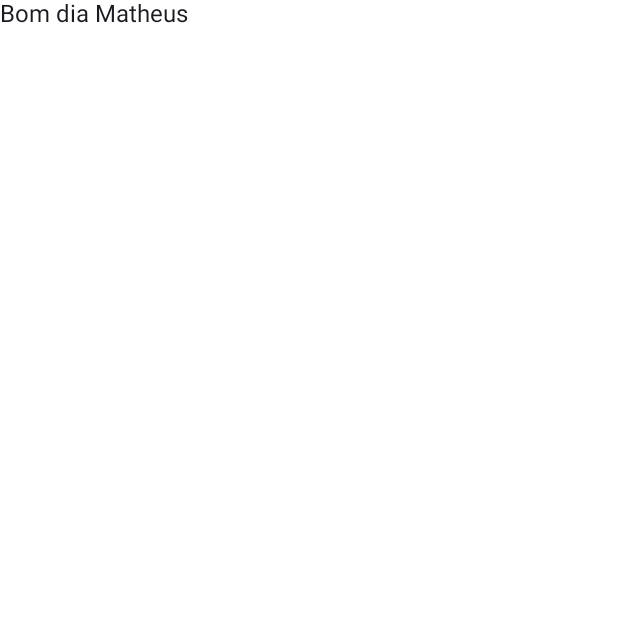
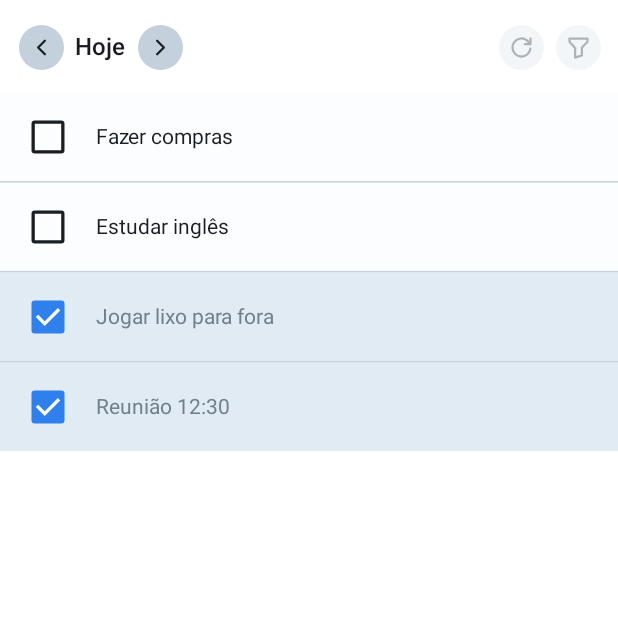
Before and after one commit to matheusjuan1/todolist-android, an Android app built with Jetpack Compose: the HomeScreen screen opened through its navigation route, on a phone screen of 412 x 824 dp, the top half of it. Before the commit the part shown is almost empty. Run offline under Robolectric (Android 15) with nearby library versions, the phone set to English and light mode, and no system bars.

Commit message:
FEAT[Home] Adiciona layout da tela home

```diff
--- a/app/src/main/java/br/com/matheusjuan/todolist/routes/AppNavigation.kt
+++ b/app/src/main/java/br/com/matheusjuan/todolist/routes/AppNavigation.kt
@@ -15,7 +15,11 @@ fun AppNavigation(navController: NavHostController = rememberNavController()) {
         startDestination = Splash
     ) {
         composable<Splash> {
-            SplashScreen()
+            SplashScreen(
+                onNavigateToNextScreen = {
+                    navController.navigate(Home)
+                }
+            )
         }
 
         composable<Home> {
--- a/app/src/main/java/br/com/matheusjuan/todolist/ui/screens/home/HomeScreen.kt
+++ b/app/src/main/java/br/com/matheusjuan/todolist/ui/screens/home/HomeScreen.kt
@@ -1,29 +1,92 @@
 package br.com.matheusjuan.todolist.ui.screens.home
 
 import androidx.compose.foundation.background
+import androidx.compose.foundation.layout.Arrangement
 import androidx.compose.foundation.layout.Box
 import androidx.compose.foundation.layout.Column
+import androidx.compose.foundation.layout.Row
 import androidx.compose.foundation.layout.fillMaxSize
+import androidx.compose.foundation.layout.fillMaxWidth
+import androidx.compose.foundation.layout.padding
 import androidx.compose.material3.Text
 import androidx.compose.runtime.Composable
+import androidx.compose.ui.Alignment
 import androidx.compose.ui.Modifier
 import androidx.compose.ui.graphics.Color
 import androidx.compose.ui.tooling.preview.Preview
+import androidx.compose.ui.unit.dp
+import br.com.matheusjuan.todolist.R
+import br.com.matheusjuan.todolist.data.model.Task
+import br.com.matheusjuan.todolist.data.model.mock.mockTasks
+import br.com.matheusjuan.todolist.ui.components.button.TodoCircleButton
+import br.com.matheusjuan.todolist.ui.components.task.TodoTaskList
+import br.com.matheusjuan.todolist.ui.theme.Gray400
+import br.com.matheusjuan.todolist.ui.theme.Typography
 
 @Composable
 fun HomeScreen(modifier: Modifier = Modifier) {
+
+    val tasks: List<Task> = mockTasks
 
     Box(
         modifier = modifier
             .fillMaxSize()
             .background(color = Color.White)
     ) {
-        Column(
-
-        ) {
-            Text(
-                text = "Bom dia Matheus"
-            )
+        Column {
+            Row(
+                modifier = Modifier
+                    .fillMaxWidth()
+                    .padding(horizontal = 12.dp, vertical = 16.dp),
+                horizontalArrangement = Arrangement.Absolute.SpaceBetween
+            ) {
+                Row(
+                    verticalAlignment = Alignment.CenterVertically,
+                    horizontalArrangement = Arrangement.spacedBy(8.dp)
+                ) {
+                    TodoCircleButton(
+                        iconRes = R.drawable.ic_arrow_left
+                    ) { }
+                    Text(
+                        text = "Hoje",
+                        style = Typography.headlineSmall
+                    )
+                    TodoCircleButton(
+                        iconRes = R.drawable.ic_arrow_right
+                    ) { }
+                }
+                Row(
+                    verticalAlignment = Alignment.CenterVertically,
+                    horizontalArrangement = Arrangement.spacedBy(8.dp)
+                ) {
+                    TodoCircleButton(
+                        iconRes = R.drawable.ic_reload,
+                        enabled = false
+                    ) { }
+                    TodoCircleButton(
+                        iconRes = R.drawable.ic_filter,
+                        enabled = false
+                    ) { }
+                }
+            }
+            if (tasks.isEmpty()) {
+                Box(
+                    modifier = Modifier.fillMaxSize(),
+                    contentAlignment = Alignment.Center
+                ) {
+                    Text(
+                        modifier = Modifier.padding(horizontal = 30.dp),
+                        text = "Você não possui tarefas para o dia de hoje",
+                        style = Typography.labelMedium,
+                        color = Gray400
+                    )
+                }
+            } else {
+                TodoTaskList(
+                    modifier = Modifier.padding(bottom = 12.dp),
+                    tasks = tasks
+                ) { }
+            }
         }
     }
 }
@@ -33,9 +96,3 @@ fun HomeScreen(modifier: Modifier = Modifier) {
 private fun HomeScreenListPreview() {
     HomeScreen()
 }
-
-@Preview
-@Composable
-private fun HomeScreenEmptyPreview() {
-    HomeScreen()
-}
--- a/app/src/main/java/br/com/matheusjuan/todolist/ui/screens/splash/SplashScreen.kt
+++ b/app/src/main/java/br/com/matheusjuan/todolist/ui/screens/splash/SplashScreen.kt
@@ -7,6 +7,7 @@ import androidx.compose.foundation.layout.padding
 import androidx.compose.foundation.layout.size
 import androidx.compose.material3.Icon
 import androidx.compose.runtime.Composable
+import androidx.compose.runtime.LaunchedEffect
 import androidx.compose.ui.Alignment
 import androidx.compose.ui.Modifier
 import androidx.compose.ui.graphics.Color
@@ -16,9 +17,18 @@ import androidx.compose.ui.tooling.preview.Preview
 import androidx.compose.ui.unit.dp
 import br.com.matheusjuan.todolist.R
 import br.com.matheusjuan.todolist.ui.theme.BlueBase
+import kotlinx.coroutines.delay
 
 @Composable
-fun SplashScreen(modifier: Modifier = Modifier) {
+fun SplashScreen(
+    modifier: Modifier = Modifier,
+    onNavigateToNextScreen: () -> Unit
+) {
+    LaunchedEffect(key1 = Unit) {
+        delay(2_000)
+        onNavigateToNextScreen()
+    }
+
     Box(
         modifier = modifier
             .background(BlueBase)
@@ -47,5 +57,5 @@ fun SplashScreen(modifier: Modifier = Modifier) {
 @Preview
 @Composable
 private fun SplashScreenPreview() {
-    SplashScreen()
+    SplashScreen() { }
 }
```
